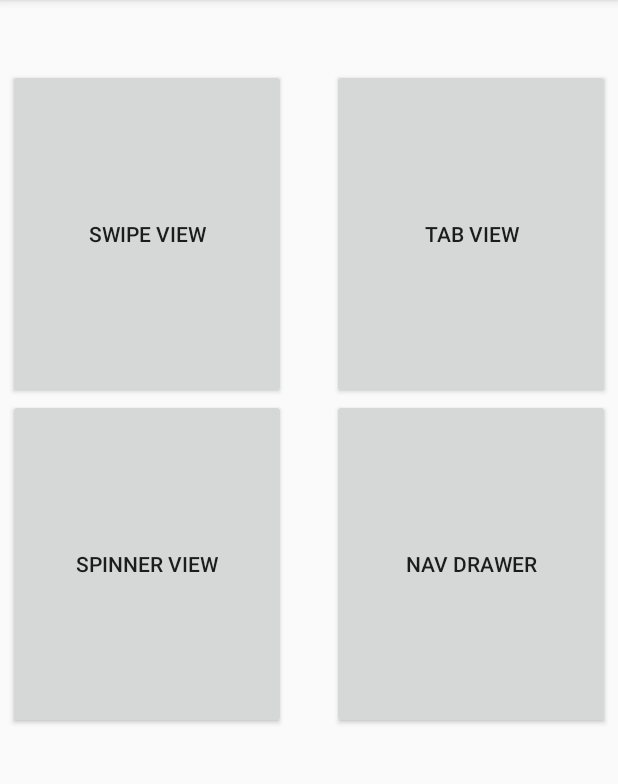
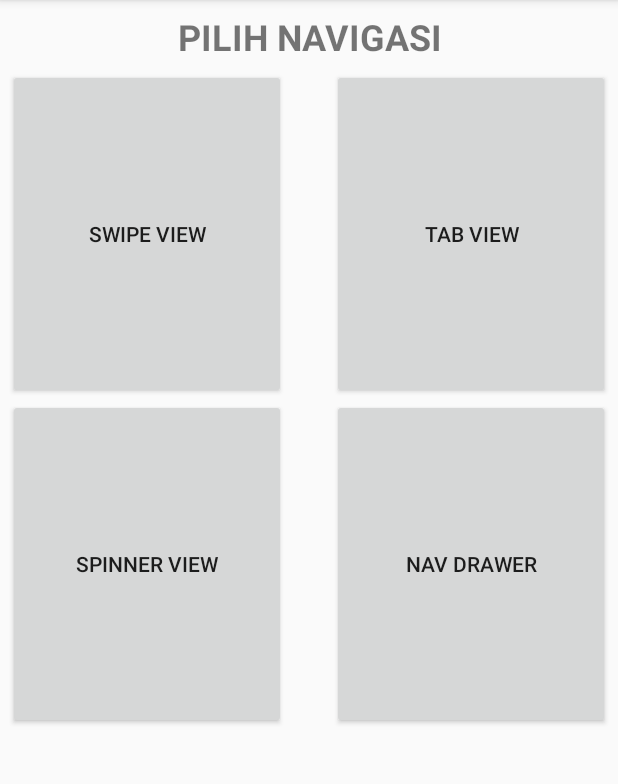
Before and after one commit to nasihahmad66/CombineNavigation, an Android app: the screen it shows after launch (MainActivity), on a phone screen of 412 x 824 dp, the part 84-868 px from its top. Run offline under Robolectric (Android 15) with nearby library versions, the phone set to English and light mode, and no system bars.

```diff
--- a/app/src/main/java/xir1n23/remidiuts/telkomschid/combinenavigation/MainActivity.java
+++ b/app/src/main/java/xir1n23/remidiuts/telkomschid/combinenavigation/MainActivity.java
@@ -1,7 +1,9 @@
 package xir1n23.remidiuts.telkomschid.combinenavigation;
 
+import android.content.Intent;
 import android.os.Bundle;
 import android.support.v7.app.AppCompatActivity;
+import android.view.View;
 
 public class MainActivity extends AppCompatActivity {
 
@@ -9,5 +11,33 @@ public class MainActivity extends AppCompatActivity {
     protected void onCreate(Bundle savedInstanceState) {
         super.onCreate(savedInstanceState);
         setContentView(R.layout.activity_main);
+
+        findViewById(R.id.buttonSwipeView).setOnClickListener(new View.OnClickListener() {
+            @Override
+            public void onClick(View v) {
+                startActivity(new Intent(MainActivity.this, SwipeViewActivity.class));
+            }
+        });
+
+        findViewById(R.id.buttonTabView).setOnClickListener(new View.OnClickListener() {
+            @Override
+            public void onClick(View v) {
+                startActivity(new Intent(MainActivity.this, TabViewActivity.class));
+            }
+        });
+
+        findViewById(R.id.buttonSpinnerView).setOnClickListener(new View.OnClickListener() {
+            @Override
+            public void onClick(View v) {
+                startActivity(new Intent(MainActivity.this, SpinnerViewActivity.class));
+            }
+        });
+
+        findViewById(R.id.buttonNavDrawer).setOnClickListener(new View.OnClickListener() {
+            @Override
+            public void onClick(View v) {
+                startActivity(new Intent(MainActivity.this, NavDrawerActivity.class));
+            }
+        });
     }
 }
--- a/app/src/main/res/layout/activity_main.xml
+++ b/app/src/main/res/layout/activity_main.xml
@@ -12,12 +12,12 @@
         android:layout_height="wrap_content"
         android:layout_gravity="center"
         android:paddingTop="8dp"
+        android:text="PILIH NAVIGASI"
         android:textAlignment="center"
         android:textSize="24sp"
         android:textStyle="bold"
         tools:layout_editor_absoluteX="154dp"
-        tools:layout_editor_absoluteY="248dp"
-        tools:text="PILIH NAVIGASI" />
+        tools:layout_editor_absoluteY="248dp" />
 
     <GridLayout
         android:layout_width="match_parent"
```
